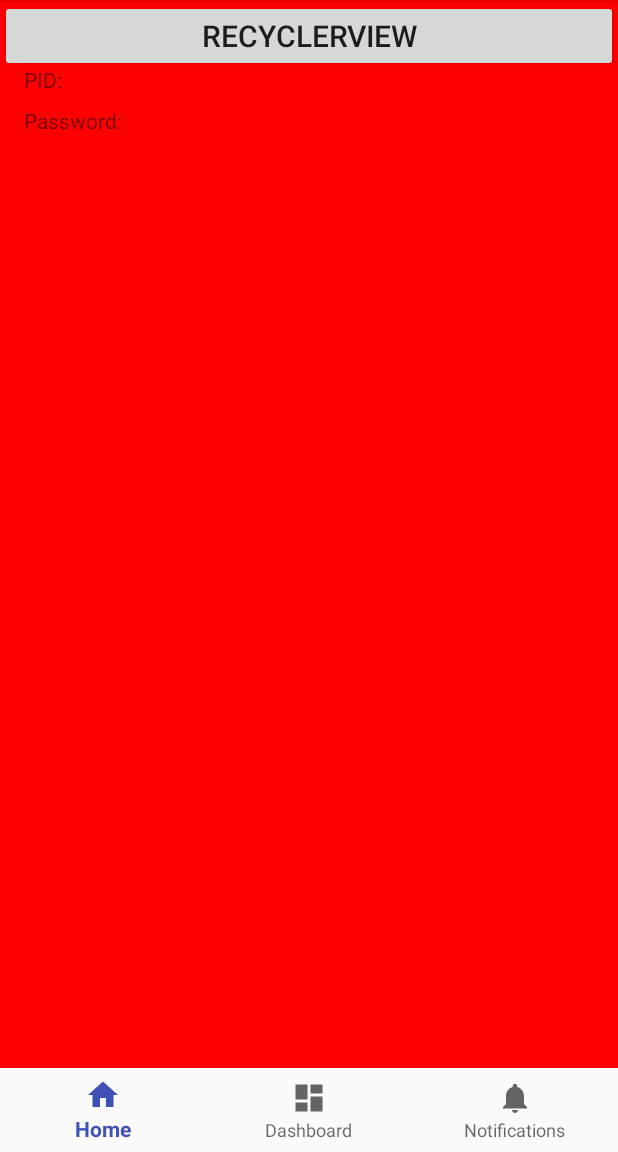
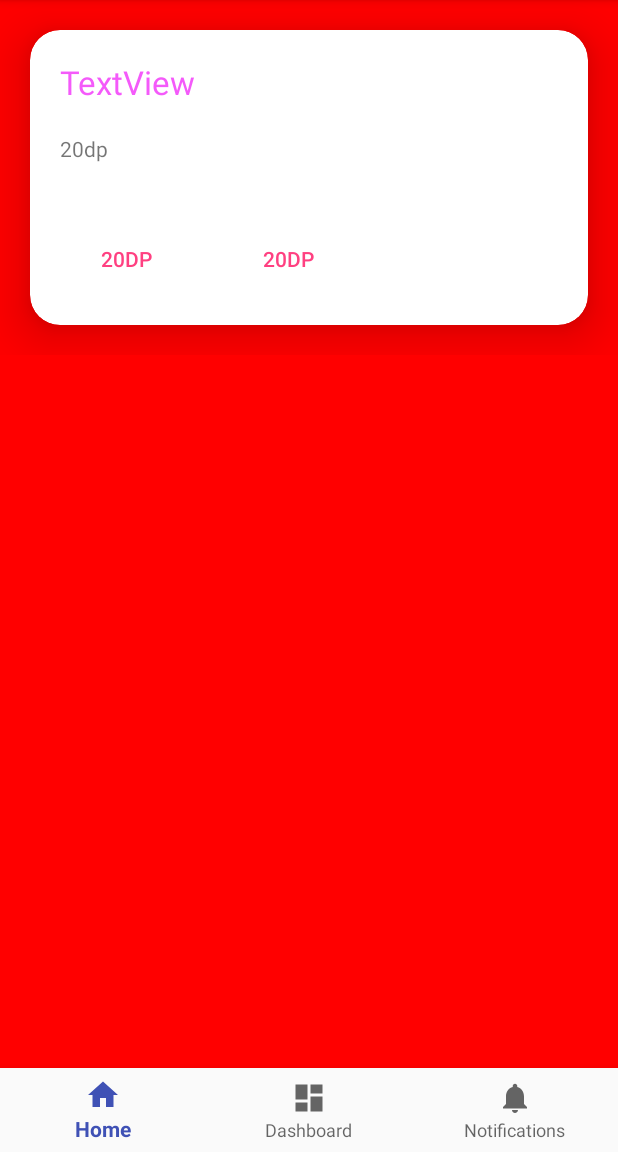
Before and after one commit to MandarAcharekar/Library-SFIT, an Android app: the screen it shows after launch (MainActivity), on a phone screen of 412 x 824 dp, the part 84-1236 px from its top. Run offline under Robolectric (Android 15) with nearby library versions, the light colour scheme and no system bars.

Commit message:
CardView included for one item

```diff
--- a/app/build.gradle
+++ b/app/build.gradle
@@ -25,7 +25,9 @@ dependencies {
     implementation 'com.android.support:design:26.1.0'
     implementation 'com.android.support.constraint:constraint-layout:1.0.2'
     implementation 'com.android.support:support-vector-drawable:26.1.0'
+    compile 'com.android.support:cardview-v7:26.1.0'
     testImplementation 'junit:junit:4.12'
     androidTestImplementation 'com.android.support.test:runner:1.0.1'
     androidTestImplementation 'com.android.support.test.espresso:espresso-core:3.0.1'
+    compile 'com.github.bumptech.glide:glide:3.7.0'
 }
--- a/app/src/main/java/com/example/library/librarysfit/Cards.java
+++ /dev/null
@@ -1,13 +0,0 @@
-package com.example.library.librarysfit;
-
-import android.support.v7.app.AppCompatActivity;
-import android.os.Bundle;
-
-public class Cards extends AppCompatActivity {
-
-    @Override
-    protected void onCreate(Bundle savedInstanceState) {
-        super.onCreate(savedInstanceState);
-        setContentView(R.layout.activity_cards);
-    }
-}
--- a/app/src/main/java/com/example/library/librarysfit/MainActivity.java
+++ b/app/src/main/java/com/example/library/librarysfit/MainActivity.java
@@ -8,6 +8,7 @@ import android.os.Bundle;
 import android.support.annotation.NonNull;
 import android.support.annotation.RequiresApi;
 import android.support.design.widget.BottomNavigationView;
+import android.support.design.widget.NavigationView;
 import android.support.v4.app.Fragment;
 import android.support.v4.app.FragmentManager;
 import android.support.v4.app.FragmentPagerAdapter;
@@ -21,6 +22,7 @@ import android.view.Window;
 import android.view.WindowManager;
 import android.widget.TextView;
 import android.widget.Toast;
+import android.widget.Toolbar;
 
 import com.example.library.librarysfit.MainScreenFragments.DashFragment;
 import com.example.library.librarysfit.MainScreenFragments.HomeFragment;
@@ -46,45 +48,12 @@ public class MainActivity extends AppCompatActivity {
     super.onCreate(savedInstanceState);
     setContentView(R.layout.activity_main);
 
-    //mTextMessage = (TextView) findViewById(R.id.message);
-    //BottomNavigationView navigation = (BottomNavigationView) findViewById(R.id.activity_main_bottom_navigation);
-    //navigation.setOnNavigationItemSelectedListener(mOnNavigationItemSelectedListener);
-
     Window window = getWindow();
     window.getDecorView().setSystemUiVisibility(View.SYSTEM_UI_FLAG_LAYOUT_FULLSCREEN);
-    // getWindow().addFlags(WindowManager.LayoutParams.FLAG_TRANSLUCENT_STATUS);
     window.addFlags(WindowManager.LayoutParams.FLAG_DRAWS_SYSTEM_BAR_BACKGROUNDS);
     window.setStatusBarColor(Color.argb(33, 0, 0, 0));
 
     initBottomNavigation();
-
-    /*
-    // Restore preferences from the last time
-    SharedPreferences settings = getSharedPreferences(PREFS_NAME, MODE_PRIVATE);
-    pid = settings.getString(LoginActivity.keyPID, null);
-    password = settings.getString(LoginActivity.keyPassword, null);
-
-    if(pid == null || password == null){
-      Toast.makeText(this, "Login Details not found",
-              Toast.LENGTH_SHORT).show();
-
-      // Creating intent to get login details from user
-      Intent getLoginIntent = new Intent("com.example.library.librarysfit.LoginActivity");
-      startActivityForResult(getLoginIntent, GET_LOGIN_DATA);
-    }
-    else{
-      Toast.makeText(this, "Already Logged in!",
-              Toast.LENGTH_SHORT).show();
-    }
-
-    // Following block doesn't wait for the result of the LoginActivity
-    // If there isn't any data, then it will show null, and then
-    // Activity will get over.
-    TextView e1 = findViewById(R.id.tv_pid);
-    //e1.setText("PID: " + pid);
-    TextView e2 = findViewById(R.id.tv_pwd);
-    //e2.setText("Password: " + password);
-    */
 
   }
 
@@ -191,6 +160,7 @@ public class MainActivity extends AppCompatActivity {
     }
   };
 
+
   private class MyPagerAdapter extends FragmentPagerAdapter{
 
     public MyPagerAdapter(FragmentManager fm){
--- a/app/src/main/java/com/example/library/librarysfit/MainScreenFragments/HomeFragment.java
+++ b/app/src/main/java/com/example/library/librarysfit/MainScreenFragments/HomeFragment.java
@@ -1,7 +1,6 @@
 package com.example.library.librarysfit.MainScreenFragments;
 
 
-import android.content.Intent;
 import android.graphics.Color;
 import android.os.Bundle;
 import android.support.v4.app.Fragment;
@@ -9,9 +8,8 @@ import android.view.LayoutInflater;
 import android.view.View;
 import android.view.ViewGroup;
 import android.widget.Button;
-import android.widget.Toast;
 
-import com.example.library.librarysfit.Cards;
+import com.bumptech.glide.Glide;
 import com.example.library.librarysfit.R;
 
 public class HomeFragment extends Fragment {
@@ -27,27 +25,6 @@ public class HomeFragment extends Fragment {
     // Inflate the layout for this fragment
 
     View view = inflater.inflate(R.layout.page_home, container, false);
-
-
-
-
-
-
-    //Adding a click listener to test the Card Java and xml components.
-    recycle_button = view.findViewById(R.id.button_recyclerview);
-    recycle_button.setOnClickListener(new View.OnClickListener() {
-        @Override
-        public void onClick(View view) {
-
-            Intent recyclerCards = new Intent(getActivity(), Cards.class);
-            startActivity(recyclerCards);
-
-        }
-    });
-
-
-
-
     view.setBackgroundColor(Color.RED);
     return view;
   }
--- a/app/src/main/res/layout/activity_cards.xml
+++ /dev/null
@@ -1,9 +0,0 @@
-<?xml version="1.0" encoding="utf-8"?>
-<android.support.constraint.ConstraintLayout xmlns:android="http://schemas.android.com/apk/res/android"
-    xmlns:app="http://schemas.android.com/apk/res-auto"
-    xmlns:tools="http://schemas.android.com/tools"
-    android:layout_width="match_parent"
-    android:layout_height="match_parent"
-    tools:context="com.example.library.librarysfit.Cards">
-
-</android.support.constraint.ConstraintLayout>
--- /dev/null
+++ b/app/src/main/res/layout/card_main_1.xml
@@ -0,0 +1,73 @@
+<?xml version="1.0" encoding="utf-8"?>
+<android.support.v7.widget.CardView xmlns:android="http://schemas.android.com/apk/res/android"
+    xmlns:card_view="http://schemas.android.com/apk/res-auto"
+    android:id="@+id/card_main_1_1"
+    android:layout_width="match_parent"
+    android:layout_height="wrap_content"
+    android:layout_marginBottom="20dp"
+    android:layout_marginStart="20dp"
+    android:layout_marginEnd="20dp"
+    android:layout_marginTop="20dp"
+    android:foreground="?attr/selectableItemBackground"
+    card_view:cardCornerRadius="20dp"
+    card_view:cardElevation="20dp">
+
+    <RelativeLayout
+        android:layout_width="match_parent"
+        android:layout_height="wrap_content">
+
+        <ImageView
+            android:id="@+id/img_main_card_1"
+            android:layout_width="wrap_content"
+            android:layout_height="wrap_content"
+            android:layout_alignParentTop="true"
+            android:adjustViewBounds="true"
+            android:scaleType="centerCrop" />
+
+        <TextView
+            android:id="@+id/tv_card_main_1_title"
+            style="@style/TextAppearance.AppCompat.Large"
+            android:layout_width="wrap_content"
+            android:layout_height="wrap_content"
+            android:layout_below="@id/img_main_card_1"
+            android:layout_marginStart="20dp"
+            android:layout_marginEnd="20dp"
+            android:layout_marginTop="20dp"
+            android:text="TextView"
+            android:textColor="#f45afa" />
+
+        <TextView
+            android:id="@+id/tv_card_main1_subtitle"
+            android:layout_width="wrap_content"
+            android:layout_height="wrap_content"
+            android:layout_below="@id/tv_card_main_1_title"
+            android:layout_marginBottom="20dp"
+            android:layout_marginStart="20dp"
+            android:layout_marginEnd="20dp"
+            android:layout_marginTop="20dp"
+            android:text="20dp" />
+
+        <Button
+            android:id="@+id/btn_card_main1_action1"
+            style="@style/Widget.AppCompat.Button.Borderless"
+            android:layout_width="wrap_content"
+            android:layout_height="wrap_content"
+            android:layout_below="@id/tv_card_main1_subtitle"
+            android:layout_margin="20dp"
+            android:text="20dp"
+            android:textColor="@color/colorAccent" />
+
+        <Button
+            android:id="@+id/btn_card_main1_action2"
+            style="@style/Widget.AppCompat.Button.Borderless"
+            android:layout_width="wrap_content"
+            android:layout_height="wrap_content"
+            android:layout_below="@id/tv_card_main1_subtitle"
+            android:layout_marginBottom="20dp"
+            android:layout_marginTop="20dp"
+            android:layout_toEndOf="@id/btn_card_main1_action1"
+            android:text="20dp"
+            android:textColor="@color/colorAccent" />
+
+       </RelativeLayout>
+</android.support.v7.widget.CardView>
--- a/app/src/main/res/layout/page_home.xml
+++ b/app/src/main/res/layout/page_home.xml
@@ -2,44 +2,12 @@
 <android.support.constraint.ConstraintLayout xmlns:android="http://schemas.android.com/apk/res/android"
     android:layout_width="match_parent"
     android:layout_height="match_parent"
-    xmlns:app="http://schemas.android.com/apk/res-auto"
     android:id="@+id/page_home">
 
-    <TextView
-        android:id="@+id/message"
-        android:layout_width="wrap_content"
-        android:layout_height="wrap_content"
-        android:layout_marginLeft="@dimen/activity_horizontal_margin"
-        android:layout_marginStart="@dimen/activity_horizontal_margin"
-        android:layout_marginTop="@dimen/activity_vertical_margin"
-        android:text="@string/title_home"
-        app:layout_constraintLeft_toLeftOf="parent"
-        app:layout_constraintTop_toTopOf="parent" />
-
-    <TextView
-        android:id="@+id/tv_pid"
+    <LinearLayout
         android:layout_width="match_parent"
         android:layout_height="wrap_content"
-        android:layout_marginLeft="16dp"
-        android:layout_marginTop="8dp"
-        android:text="PID:"
-        app:layout_constraintLeft_toLeftOf="parent"
-        app:layout_constraintTop_toBottomOf="@+id/message" />
-
-    <TextView
-        android:id="@+id/tv_pwd"
-        android:layout_width="0dp"
-        android:layout_height="17dp"
-        android:layout_marginLeft="16dp"
-        android:layout_marginTop="8dp"
-        android:text="Password:"
-        app:layout_constraintLeft_toLeftOf="parent"
-        app:layout_constraintTop_toBottomOf="@+id/tv_pid" />
-
-    <Button
-        android:layout_width="match_parent"
-        android:layout_height="wrap_content"
-        android:textSize="20sp"
-        android:text="RecyclerView"
-        android:id="@+id/button_recyclerview"/>
+        android:orientation="vertical">
+            <include layout="@layout/card_main_1"/>
+    </LinearLayout>
 </android.support.constraint.ConstraintLayout>
```
Also changed, not shown: app/src/main/java/com/example/library/librarysfit/BottomNavigationPageTransformer.java (line endings or trailing spaces).
